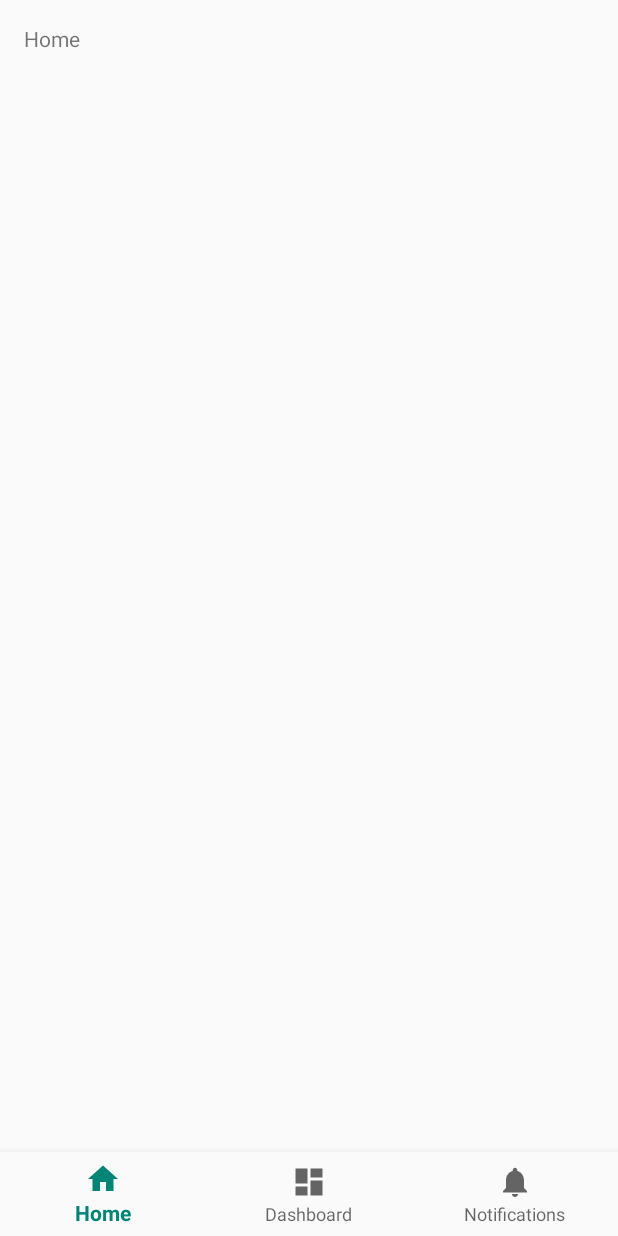
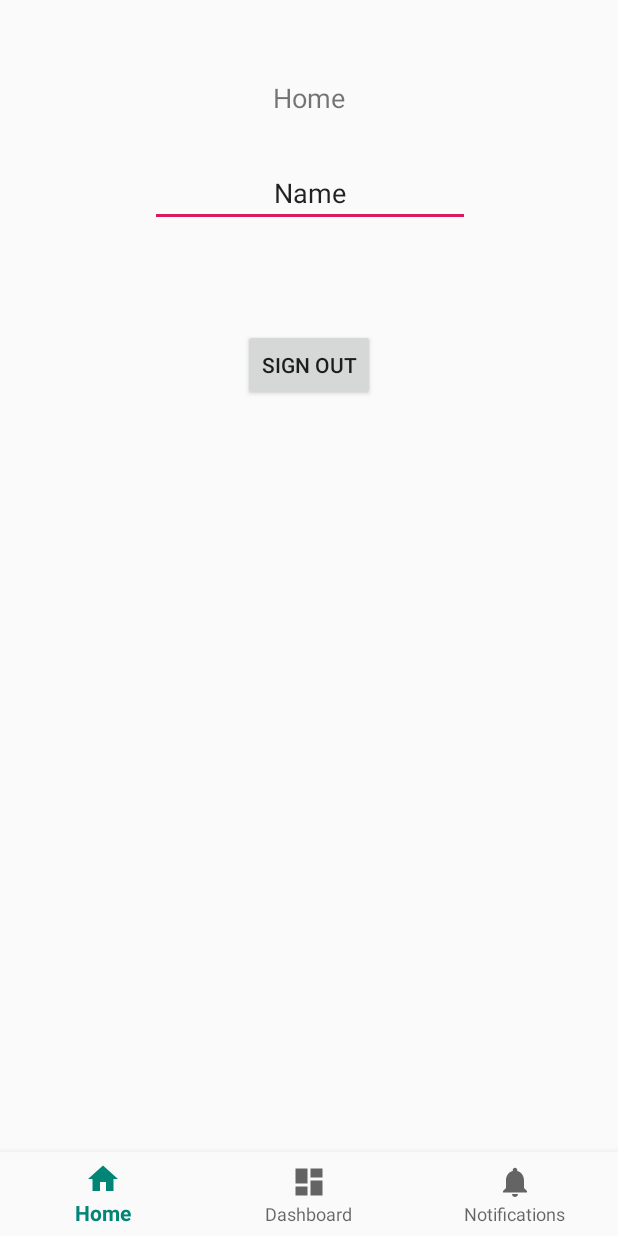
Before and after one commit to Nixlord/EventApp, an Android app: the layout activity_main.xml on its own in the app's theme, with its tools: preview values and no code run, on a phone screen of 412 x 824 dp. Run offline under Robolectric (Android 15) with nearby library versions, the phone set to English and light mode, and no system bars.

```diff
--- a/app/src/main/res/layout/activity_main.xml
+++ b/app/src/main/res/layout/activity_main.xml
@@ -6,18 +6,19 @@
         android:id="@+id/container"
         android:layout_width="match_parent"
         android:layout_height="match_parent"
-    tools:context=".MainActivity">
+        tools:context=".MainActivity" tools:layout_editor_absoluteY="81dp">
 
     <TextView
-        android:id="@+id/message"
-        android:layout_width="wrap_content"
-        android:layout_height="wrap_content"
-        android:layout_marginStart="@dimen/activity_horizontal_margin"
-        android:layout_marginLeft="@dimen/activity_horizontal_margin"
-        android:layout_marginTop="@dimen/activity_vertical_margin"
+            android:id="@+id/textViewInput"
+            android:layout_width="216dp"
+            android:layout_height="50dp"
+            android:layout_marginTop="40dp"
             android:text="@string/title_home"
             app:layout_constraintLeft_toLeftOf="parent"
-        app:layout_constraintTop_toTopOf="parent" />
+            app:layout_constraintTop_toTopOf="parent" app:layout_constraintEnd_toEndOf="parent"
+            android:layout_marginEnd="8dp" app:layout_constraintStart_toStartOf="parent"
+            android:layout_marginStart="8dp" android:textSize="18sp" android:gravity="center"
+    />
 
     <android.support.design.widget.BottomNavigationView
             android:id="@+id/navigation"
@@ -29,6 +30,28 @@
             app:layout_constraintBottom_toBottomOf="parent"
             app:layout_constraintLeft_toLeftOf="parent"
             app:layout_constraintRight_toRightOf="parent"
-        app:menu="@menu/navigation" />
+            app:menu="@menu/navigation"/>
+    <EditText
+            android:layout_width="wrap_content"
+            android:layout_height="wrap_content"
+            android:inputType="textPersonName"
+            android:text="Name"
+            android:ems="10"
+            android:id="@+id/editTextName"
+            android:layout_marginEnd="8dp"
+            app:layout_constraintEnd_toEndOf="parent" android:layout_marginStart="8dp"
+            app:layout_constraintStart_toStartOf="parent" app:layout_constraintHorizontal_bias="0.503"
+            android:gravity="center" android:layout_marginTop="16dp"
+            app:layout_constraintTop_toBottomOf="@+id/textViewInput"
+    />
+    <Button
+            android:text="Sign out"
+            android:layout_width="wrap_content"
+            android:layout_height="wrap_content"
+            android:id="@+id/buttonSignOut" android:layout_marginTop="8dp"
+            app:layout_constraintTop_toBottomOf="@+id/editTextName" android:layout_marginBottom="8dp"
+            app:layout_constraintBottom_toTopOf="@+id/navigation" app:layout_constraintVertical_bias="0.109"
+            android:layout_marginStart="8dp" app:layout_constraintStart_toStartOf="parent"
+            android:layout_marginEnd="8dp" app:layout_constraintEnd_toEndOf="parent"/>
 
 </android.support.constraint.ConstraintLayout>
--- a/build.gradle
+++ b/build.gradle
@@ -9,6 +9,7 @@ buildscript {
     dependencies {
         classpath 'com.android.tools.build:gradle:3.2.1'
         classpath "org.jetbrains.kotlin:kotlin-gradle-plugin:$kotlin_version"
+        classpath 'com.google.gms:google-services:4.0.1'
 
         // NOTE: Do not place your application dependencies here; they belong
         // in the individual module build.gradle files
```
Also changed, not shown: app/build.gradle (+18 -7 lines), app/src/main/AndroidManifest.xml (+10 -6 lines), app/src/main/java/com/example/overlord/eventapp/Extensions.kt (added, +29 -0 lines), app/src/main/java/com/example/overlord/eventapp/Login.kt (added, +79 -0 lines), app/src/main/java/com/example/overlord/eventapp/MainActivity.kt (+7 -3 lines), app/src/main/res/layout/activity_login.xml (added, +41 -0 lines). Lines whose indentation alone changed are shown as unchanged.
